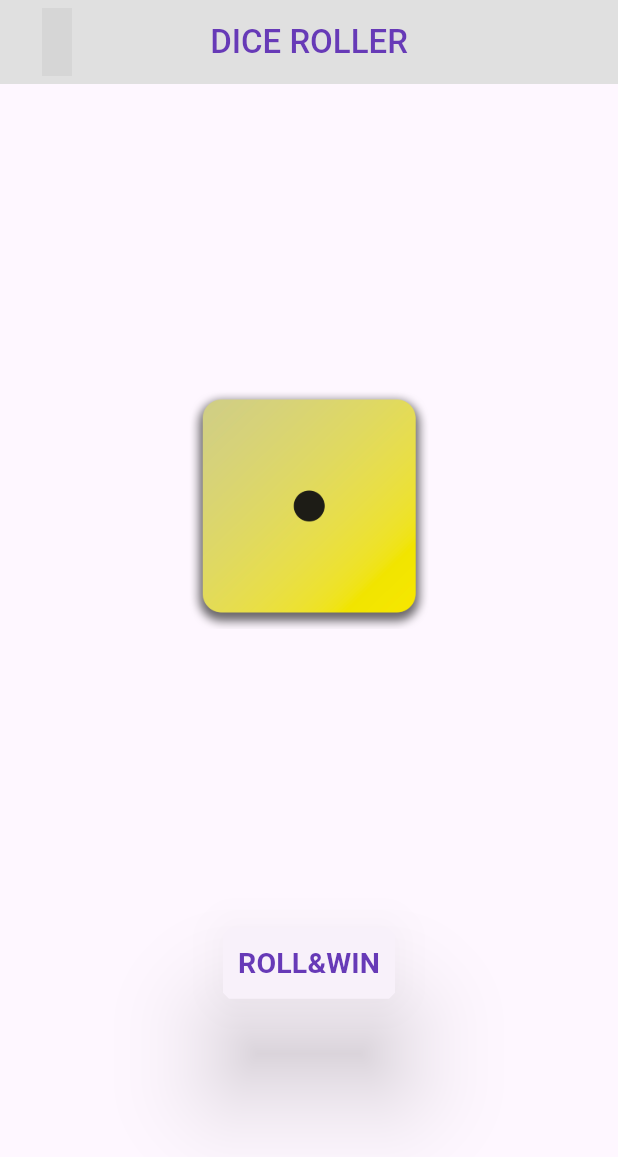
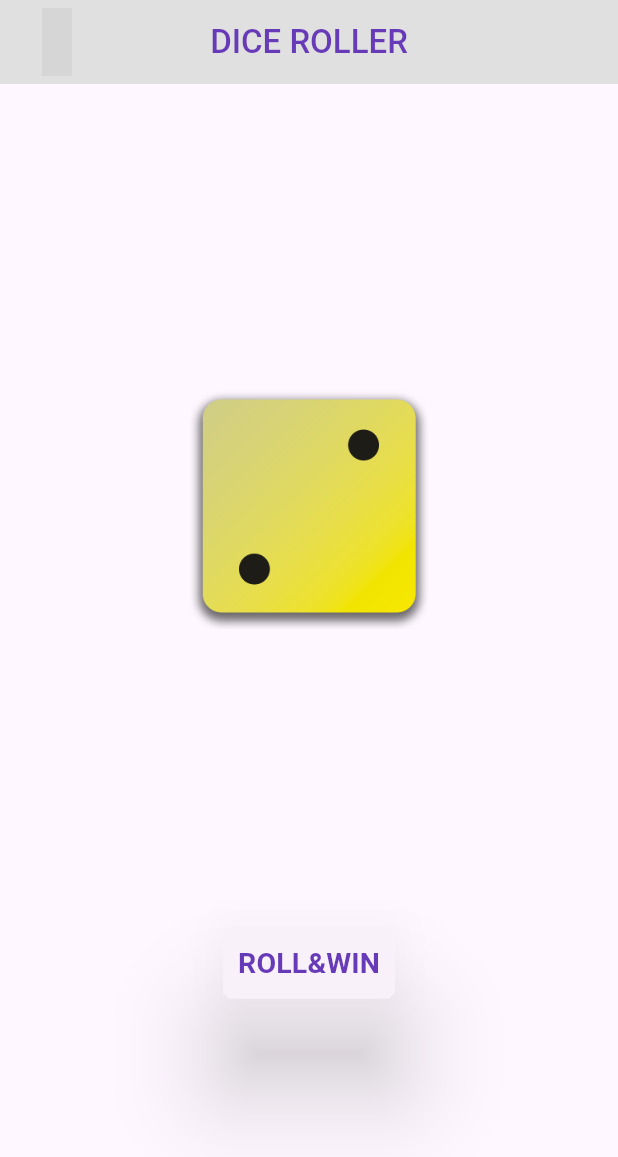
Before and after one commit to Noumba/DiceRoller, a Flutter app: the screen it shows after launch, on a phone screen of 412 x 824 dp. Shown: the top 1157 px of the screen. Run offline on Flutter 3.47's test engine with Material 3 defaults, Android fonts, the phone set to English and light mode, and no system bars; missing offline and left inert: dice_icons; grey boxes are pictures that could not be loaded.

Commit message:
change dice state using random number generator, updated state, restructured rollbutton widget to take rolldice method

```diff
--- a/lib/logic/Roll_Dice.dart
+++ b/lib/logic/Roll_Dice.dart
@@ -1,5 +1,9 @@
-import 'package:flutter/foundation.dart';
-
-void rollDice() {
-  return;
-}
+// import 'dart:math';
+//
+// var random = Random();
+//
+// void rollDice() {
+//   final dieNumber = 1 + random.nextInt(6);
+//   print(dieNumber);
+//   return;
+// }
--- a/lib/main.dart
+++ b/lib/main.dart
@@ -1,5 +1,4 @@
 import 'package:dice_roller/widgets/App_Body.dart';
-import 'package:flutter/cupertino.dart';
 import 'package:flutter/material.dart';
 import 'package:dice_icons/dice_icons.dart';
 
--- a/lib/widgets/App_Body.dart
+++ b/lib/widgets/App_Body.dart
@@ -1,5 +1,10 @@
+import 'package:dice_roller/widgets/Dice_Image.dart';
 import 'package:dice_roller/widgets/Roll_Button.dart';
 import 'package:flutter/material.dart';
+
+import 'dart:math';
+
+var random = Random();
 
 class AppBody extends StatefulWidget {
   const AppBody({super.key});
@@ -9,23 +14,27 @@ class AppBody extends StatefulWidget {
 }
 
 class _AppBodyState extends State<AppBody> {
+  int diceState = 2;
+
+  void rollDice() {
+    diceState = 1 + random.nextInt(6);
+    setState(() {});
+    return;
+  }
+
   @override
   Widget build(BuildContext context) {
-    final screenSizeWidth = MediaQuery.of(context).size.width;
-    final screenSizeHeight = MediaQuery.of(context).size.height;
-
     return SizedBox.expand(
       child: Center(
         child: Column(
           mainAxisSize: MainAxisSize.max,
           mainAxisAlignment: MainAxisAlignment.spaceEvenly,
           children: [
-            Image(
-              image: const AssetImage('asset/dice-1.png'),
-              height: screenSizeHeight * 0.3,
-              width: screenSizeWidth * 0.4,
-            ),
-            const RollButton(buttonText: 'ROLL&WIN')
+            DiceImage(diceState: diceState),
+            RollButton(
+              buttonText: 'ROLL&WIN',
+              rollDice: rollDice,
+            )
           ],
         ),
       ),
--- a/lib/widgets/Dice_Image.dart
+++ b/lib/widgets/Dice_Image.dart
@@ -0,0 +1,18 @@
+import 'package:flutter/material.dart';
+
+class DiceImage extends StatelessWidget {
+  const DiceImage({super.key, required this.diceState});
+  final int diceState;
+
+  @override
+  Widget build(BuildContext context) {
+    final screenSizeWidth = MediaQuery.of(context).size.width;
+    final screenSizeHeight = MediaQuery.of(context).size.height;
+
+    return Image(
+      image: AssetImage('asset/dice-$diceState.png'),
+      height: screenSizeHeight * 0.3,
+      width: screenSizeWidth * 0.4,
+    );
+  }
+}
--- a/lib/widgets/Roll_Button.dart
+++ b/lib/widgets/Roll_Button.dart
@@ -1,13 +1,13 @@
 import 'dart:ui';
 
-import 'package:dice_roller/logic/Roll_Dice.dart';
 import 'package:dice_roller/widgets/Text.dart';
-import 'package:flutter/cupertino.dart';
 import 'package:flutter/material.dart';
 
 class RollButton extends StatelessWidget {
-  const RollButton({super.key, required this.buttonText});
+  const RollButton(
+      {super.key, required this.buttonText, required this.rollDice});
   final String buttonText;
+  final Function rollDice;
 
   @override
   Widget build(BuildContext context) {
@@ -18,7 +18,9 @@ class RollButton extends StatelessWidget {
             shape: const BeveledRectangleBorder(
                 side: BorderSide.none,
                 borderRadius: BorderRadius.all(Radius.circular(4.0)))),
-        onPressed: rollDice,
+        onPressed: () {
+          rollDice();
+        },
         child: TextFormat(text: buttonText));
   }
 }
```
